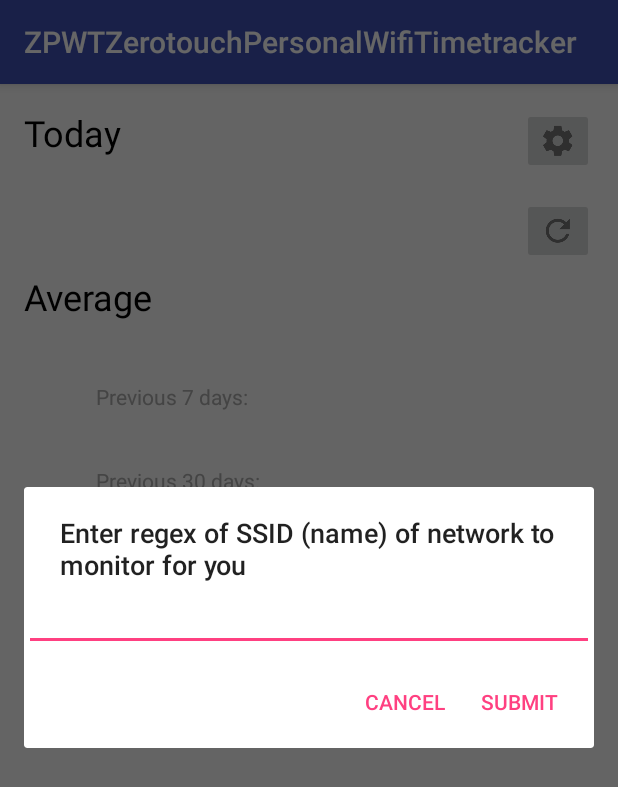
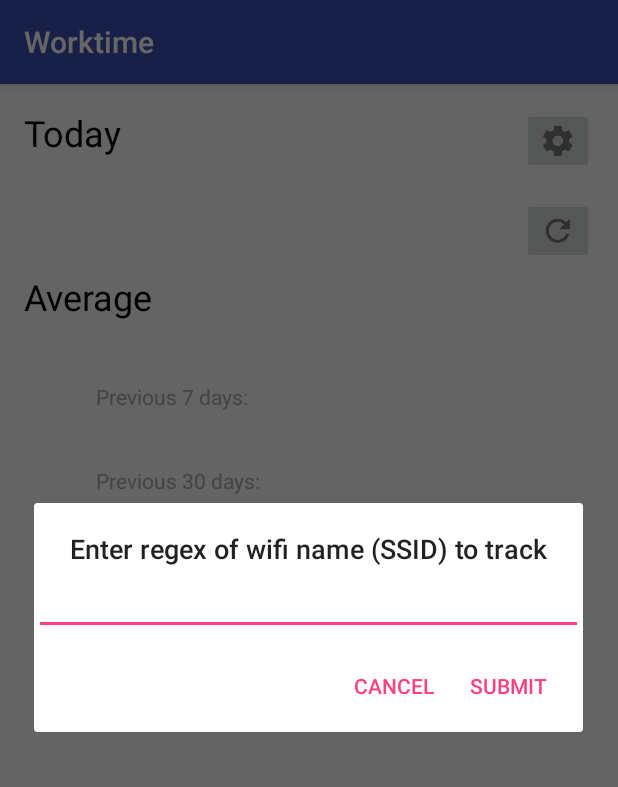
Before and after one commit to pafinde/Worktime, an Android app: the screen it shows after launch (MainActivity), after a tap on an icon or button, on a phone screen of 412 x 824 dp. Shown: the top 787 px of the screen. Run offline under Robolectric (Android 15) with nearby library versions, the phone set to English and light mode, and no system bars; 10 statements that could not run were skipped.

Commit message:
Change app name.

```diff
--- a/app/src/main/java/com/example/mfind/zpwtzerotouchpersonalwifitimetracker/MainActivity.java
+++ b/app/src/main/java/com/example/mfind/zpwtzerotouchpersonalwifitimetracker/MainActivity.java
@@ -242,7 +242,7 @@ public class MainActivity extends AppCompatActivity {
         input.setHint(mServerReceiver.getCurrentSSID());
         input.setInputType(InputType.TYPE_CLASS_TEXT);
         builder.setView(input);
-        builder.setTitle("Enter regex of SSID (name) of network to monitor for you");
+        builder.setTitle("Enter regex of wifi name (SSID) to track");
 
         // Set up the buttons: positive - changer
         builder.setPositiveButton("Submit", new DialogInterface.OnClickListener() {
--- a/app/src/main/res/values/strings.xml
+++ b/app/src/main/res/values/strings.xml
@@ -1,5 +1,5 @@
 <resources>
-    <string name="app_name">ZPWTZerotouchPersonalWifiTimetracker</string>
+    <string name="app_name">Worktime</string>
     <string name="set_regexp_string">Set regexp</string>
     <string name="edit_message">Enter a message</string>
     <string name="button_send">Send</string>
```
